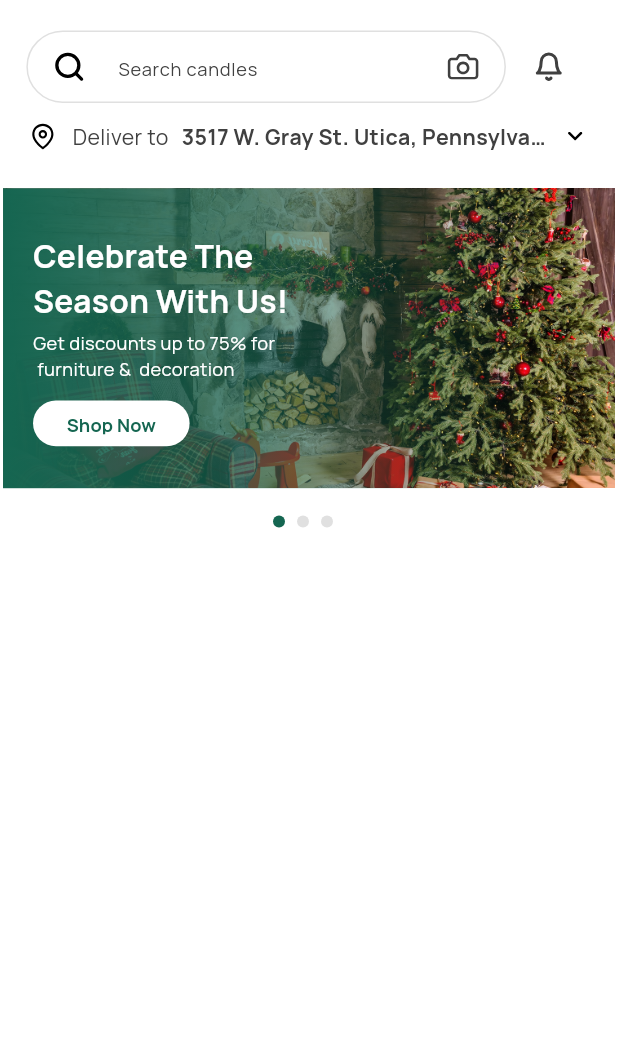
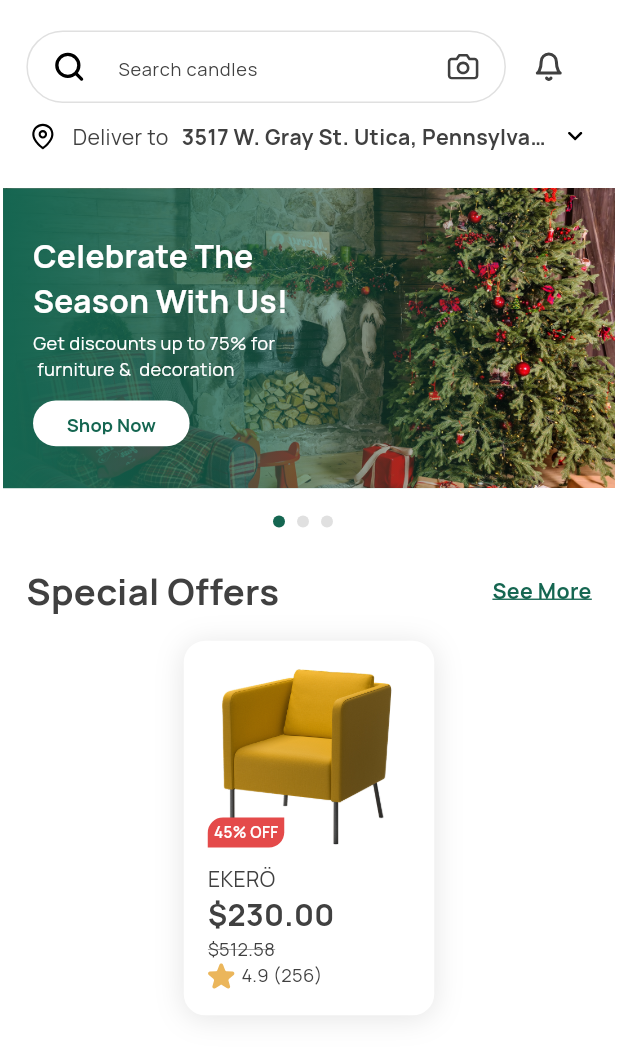
Before and after one commit to RandEthar/Furniture-application, a Flutter app: the HomeScreen screen opened by its route, on a phone screen of 412 x 824 dp. Shown: the top 1059 px of the screen. Run offline on Flutter 3.47's test engine with Material 3 defaults, Android fonts, the phone set to English and light mode, and no system bars; drawn by our look-alikes of carousel_slider; our stand-ins replace awesome_snackbar_content, bloc, cloud_firestore, firebase_auth, firebase_core, flutter_bloc and 8 more; missing offline and left inert: googleapis; accounts and stored records are empty.

Commit message:
list view item done

```diff
--- a/lib/core/theming/colors.dart
+++ b/lib/core/theming/colors.dart
@@ -12,4 +12,6 @@ static const Color dimGray=Color(0xff404040);
 static const Color passGray=Color(0xff9E9E9E);
 static const Color silverGray=Color(0xff9E9E9E);
 static const Color grayc2=Color(0xffC2C2C2);
+static const Color red=Color(0xffE44A4A);
+
 }
--- a/lib/core/theming/styles.dart
+++ b/lib/core/theming/styles.dart
@@ -11,6 +11,11 @@ static   TextStyle inter36ExtraBoldWhite=GoogleFonts.inter(
     color: Colors.white,
     fontWeight: FontWeightHelper.extraBold,
     fontSize: 36.sp
+  );
+  static   TextStyle manrope10semiBoldWhite=GoogleFonts.manrope(
+    color: Colors.white,
+    fontWeight: FontWeightHelper.semiBold,
+    fontSize: 10.sp
   );
 static   TextStyle manrope32ExtraBoldBlack=GoogleFonts.manrope(
     color: Colors.black,
--- /dev/null
+++ b/lib/features/Home/ui/widgets/container_discount.dart
@@ -0,0 +1,21 @@
+import 'package:flutter/material.dart';
+import 'package:flutter_screenutil/flutter_screenutil.dart';
+import 'package:furniture_app/core/theming/colors.dart';
+import 'package:furniture_app/core/theming/styles.dart';
+
+class ContainerDiscount extends StatelessWidget {
+  const ContainerDiscount({super.key});
+
+  @override
+  Widget build(BuildContext context) {
+    return Container(
+      width: 51,
+      height: 20,
+      decoration: BoxDecoration(
+          color: ColorsManeger.red,
+          borderRadius: BorderRadius.only(
+              topLeft: Radius.circular(10.r),
+              bottomRight: Radius.circular(10.r))),child: Center(child: Text("45% OFF",style: TextStyles.manrope10semiBoldWhite,)),
+    );
+  }
+}
--- a/lib/features/Home/ui/widgets/home_screen_body.dart
+++ b/lib/features/Home/ui/widgets/home_screen_body.dart
@@ -4,6 +4,8 @@ import 'package:furniture_app/core/helper/spacing.dart';
 import 'package:furniture_app/features/Home/ui/widgets/Deliver_to.dart';
 import 'package:furniture_app/features/Home/ui/widgets/carousel_slider.dart';
 import 'package:furniture_app/features/Home/ui/widgets/custom_app_bar.dart';
+import 'package:furniture_app/features/Home/ui/widgets/list_view_item.dart';
+import 'package:furniture_app/features/Home/ui/widgets/special_offers_see_more.dart';
 
 class HomeScreenBody extends StatelessWidget {
   const HomeScreenBody({super.key});
@@ -20,8 +22,11 @@ class HomeScreenBody extends StatelessWidget {
         ,  verticalSpace(12),
         const DeliverTo(),
           verticalSpace(24),
-        const  CustomCarouselSlider()
-
+        const  CustomCarouselSlider(),
+        verticalSpace(24),
+       const  SpecialOffersSeeMore(),
+        verticalSpace(16),
+      Center(child: const ListViewItem ())
       ],),
     );
   }
--- /dev/null
+++ b/lib/features/Home/ui/widgets/list_view_item.dart
@@ -0,0 +1,57 @@
+import 'package:flutter/material.dart';
+import 'package:flutter_screenutil/flutter_screenutil.dart';
+import 'package:furniture_app/core/helper/spacing.dart';
+import 'package:furniture_app/core/theming/colors.dart';
+import 'package:furniture_app/core/theming/styles.dart';
+import 'package:furniture_app/features/Home/ui/widgets/rating_and_number_of_view.dart';
+
+import 'package:furniture_app/features/Home/ui/widgets/stack_Item.dart';
+
+class ListViewItem extends StatelessWidget {
+  const ListViewItem({super.key});
+
+  @override
+  Widget build(BuildContext context) {
+    return Container(
+      height: 246.h,
+      width: 152.w,
+      decoration: BoxDecoration(
+          color: Colors.white,
+          borderRadius: BorderRadius.circular(14.r),
+          boxShadow: const [
+            BoxShadow(
+                offset: Offset(0, 2), blurRadius: 16, color: Color(0xffE5E5E5))
+          ]),
+      child: Padding(
+        padding: const EdgeInsets.all(16),
+        child: Column(
+          crossAxisAlignment: CrossAxisAlignment.start,
+          children: [
+            const StackItem(),
+            verticalSpace(10),
+            Text(
+              "EKERÖ",
+              style: TextStyles.manrope14RegularextradarkGray.copyWith(
+                color: ColorsManeger.dimGray,
+              ),
+            ),
+           // verticalSpace(4),
+            Text(
+              "\$230.00",
+              style: TextStyles.manrope16BoldWhite
+                  .copyWith(color: ColorsManeger.dimGray, fontSize: 20.sp),
+            ),
+            Text(
+              "\$512.58",
+              style: TextStyles.manrope12RegulardimGray.copyWith(
+             decorationColor:  ColorsManeger.dimGray,
+                   decoration: TextDecoration.lineThrough,),
+            ),
+           //  verticalSpace(4),
+           const  RatingAndNumberOfView()
+          ],
+        ),
+      ),
+    );
+  }
+}
--- /dev/null
+++ b/lib/features/Home/ui/widgets/rating_and_number_of_view.dart
@@ -0,0 +1,25 @@
+import 'package:flutter/material.dart';
+
+import 'package:flutter_svg/flutter_svg.dart';
+import 'package:furniture_app/core/helper/spacing.dart';
+
+import 'package:furniture_app/core/theming/styles.dart';
+
+class RatingAndNumberOfView extends StatelessWidget {
+  const RatingAndNumberOfView({super.key});
+
+  @override
+  Widget build(BuildContext context) {
+    return Row(
+      children: [
+        SvgPicture.asset(
+          "assets/svg/Star.svg",
+          height: 18,
+          width: 18,
+        ),
+        horizontalSpacing(4),
+        Text("4.9 (256)", style: TextStyles.manrope12RegulardimGray),
+      ],
+    );
+  }
+}
--- /dev/null
+++ b/lib/features/Home/ui/widgets/special_offers_see_more.dart
@@ -0,0 +1,29 @@
+
+import 'package:flutter/material.dart';
+import 'package:flutter_screenutil/flutter_screenutil.dart';
+import 'package:furniture_app/core/theming/colors.dart';
+import 'package:furniture_app/core/theming/styles.dart';
+
+class SpecialOffersSeeMore extends StatelessWidget {
+  const SpecialOffersSeeMore({super.key});
+
+  @override
+  Widget build(BuildContext context) {
+    return Padding(
+      padding:EdgeInsets.symmetric(horizontal: 16.w),
+      child: Row(children: [
+       Text('Special Offers',style: TextStyles.manrope16BoldWhite.copyWith(
+        fontSize: 24.sp,color: ColorsManeger.dimGray
+       ),),
+       const Spacer(),
+       Text('See More',style: TextStyles.manrope16BoldWhite.copyWith(
+        fontSize: 14.sp,color: ColorsManeger.buttonGreenTeal,
+        decoration: TextDecoration.underline,
+        decorationColor:  ColorsManeger.buttonGreenTeal,decorationThickness: 2.5
+       ),),
+
+
+      ],),
+    );
+  }
+}
--- /dev/null
+++ b/lib/features/Home/ui/widgets/stack_Item.dart
@@ -0,0 +1,23 @@
+
+
+
+import 'package:flutter/material.dart';
+import 'package:flutter_screenutil/flutter_screenutil.dart';
+import 'package:furniture_app/features/Home/ui/widgets/container_discount.dart';
+
+class StackItem extends StatelessWidget {
+  const StackItem({
+    super.key,
+  });
+
+  @override
+  Widget build(BuildContext context) {
+    return Stack(
+      children: [
+        Image.asset("assets/images/itemone.png",height: 120.h,width: 120.w,),
+      const  Positioned(bottom: 0,
+         child: ContainerDiscount())
+      ],
+    );
+  }
+}
```
Also changed, not shown: assets/images/itemone.png (added), assets/svg/Star.svg (added).
